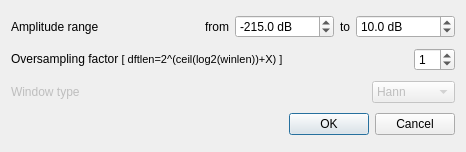
The window that src/gvspectrumwdialogsettings.ui (gillesdegottex/dfasma) describes before a commit, drawn with Qt 5.
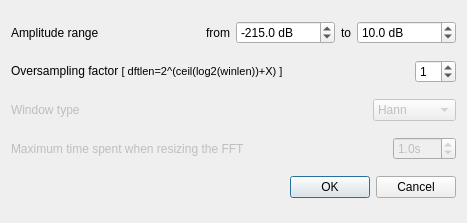
The same window after the commit.

Commit message: Add configuration panel for the spectrum view

The edit to the form file:
```diff
--- a/src/gvspectrumwdialogsettings.ui
+++ b/src/gvspectrumwdialogsettings.ui
@@ -6,8 +6,8 @@
    <rect>
     <x>0</x>
     <y>0</y>
-    <width>466</width>
-    <height>152</height>
+    <width>467</width>
+    <height>223</height>
    </rect>
   </property>
   <property name="windowTitle">
@@ -158,6 +158,45 @@
      </item>
     </layout>
    </item>
+   <item>
+    <layout class="QHBoxLayout" name="horizontalLayout_4">
+     <item>
+      <widget class="QLabel" name="label_3">
+       <property name="enabled">
+        <bool>false</bool>
+       </property>
+       <property name="sizePolicy">
+        <sizepolicy hsizetype="MinimumExpanding" vsizetype="Preferred">
+         <horstretch>0</horstretch>
+         <verstretch>0</verstretch>
+        </sizepolicy>
+       </property>
+       <property name="text">
+        <string>Maximum time spent when resizing the FFT</string>
+       </property>
+      </widget>
+     </item>
+     <item>
+      <widget class="QDoubleSpinBox" name="sbFFTW3ResizingMaxTimeSpent">
+       <property name="enabled">
+        <bool>false</bool>
+       </property>
+       <property name="suffix">
+        <string>s</string>
+       </property>
+       <property name="decimals">
+        <number>1</number>
+       </property>
+       <property name="singleStep">
+        <double>0.100000000000000</double>
+       </property>
+       <property name="value">
+        <double>1.000000000000000</double>
+       </property>
+      </widget>
+     </item>
+    </layout>
+   </item>
    <item>
     <layout class="QHBoxLayout" name="horizontalLayout">
      <item>
```
